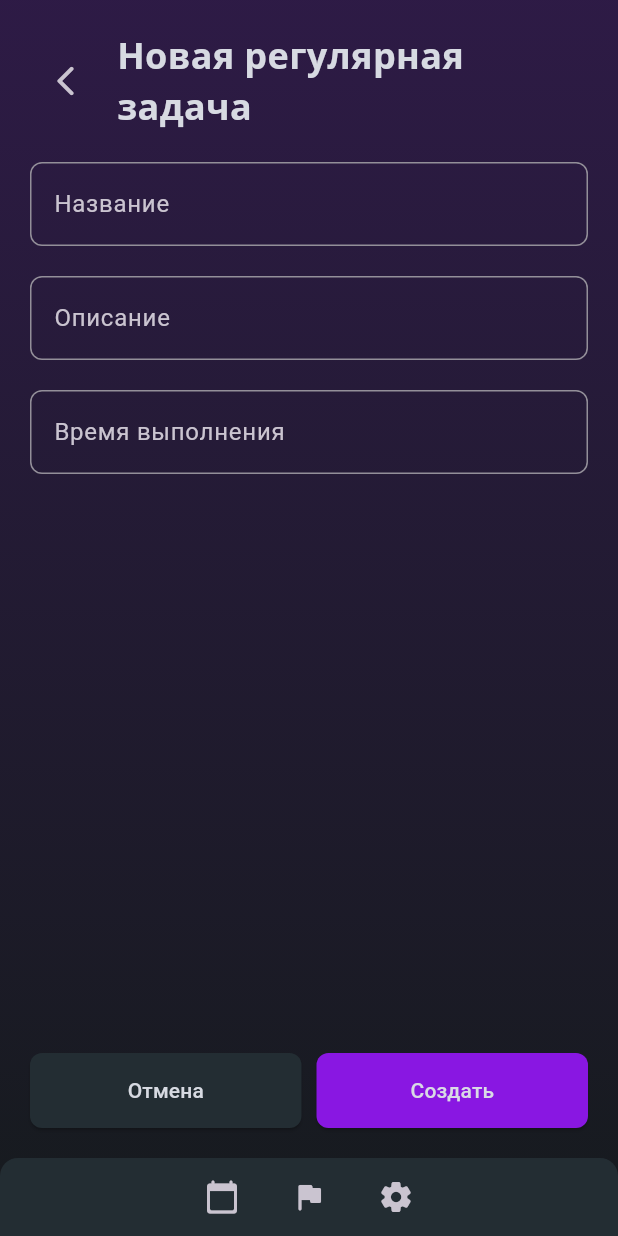
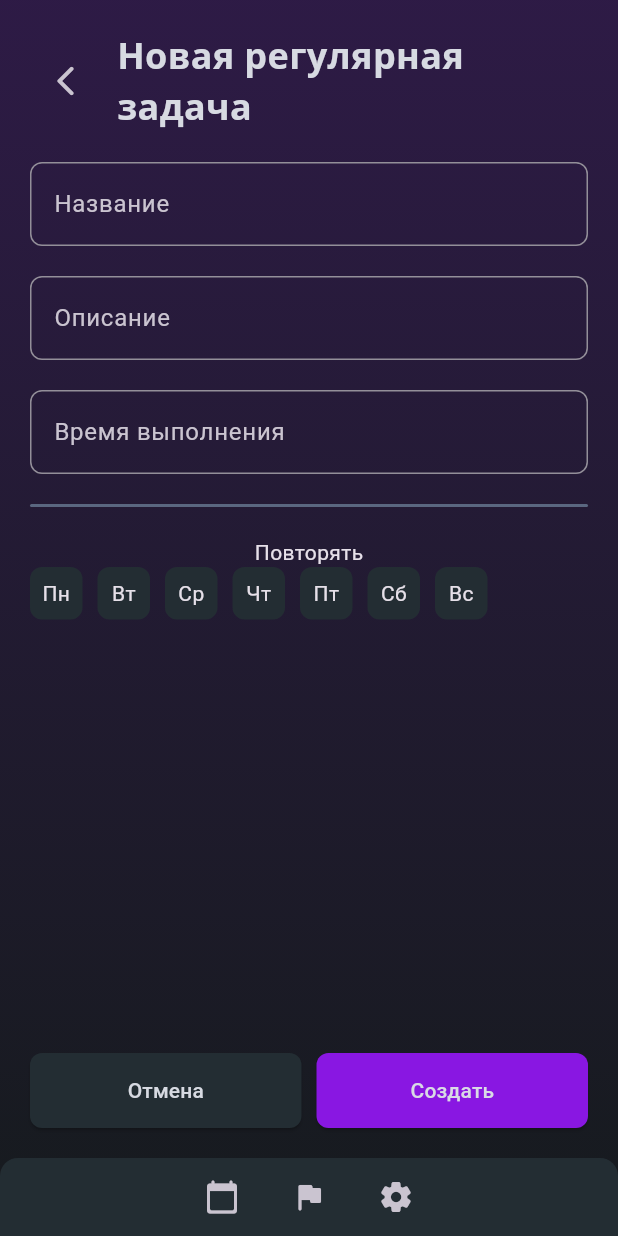
Before and after one commit to toastmanager/lifebeat, a Flutter app: the screen it shows after launch, on a phone screen of 412 x 824 dp. Run offline on Flutter 3.47's test engine with Material 3 defaults, Android fonts, the phone set to English and light mode, and no system bars; our stand-ins replace file_picker, flutter_datetime_picker_plus, google_fonts, permission_handler, shared_preferences, sqflite and 1 more; missing offline and left inert: window_manager; accounts and stored records are empty.

Commit message:
working weekDayButtons

```diff
--- /dev/null
+++ b/lib/components/horizontal_divider.dart
@@ -0,0 +1,19 @@
+import 'package:flutter/material.dart';
+import 'package:lifebeat/scripts/vars.dart';
+
+class HorizontalDivider extends StatelessWidget {
+  const HorizontalDivider({super.key});
+
+  @override
+  Widget build(BuildContext context) {
+    return Expanded(
+      child: Container(
+        height: 2,
+        decoration: BoxDecoration(
+          color: AppColors.lightBlue,
+          borderRadius: BorderRadius.circular(9),
+        ),
+      ),
+    );
+  }
+}
--- a/lib/pages/new_task_goal_page.dart
+++ b/lib/pages/new_task_goal_page.dart
@@ -1,4 +1,5 @@
 import 'package:flutter/material.dart';
+import 'package:lifebeat/components/horizontal_divider.dart';
 import 'package:lifebeat/scripts/database/database.dart';
 import 'package:lifebeat/scripts/regular_task_funcs.dart';
 import 'package:lifebeat/scripts/task_funcs.dart';
@@ -317,10 +318,31 @@ class _NewRegularTaskPageState extends _NewItemPageState<NewRegularTaskPage> {
   DateTime? endTime;
 
   var timeFieldController = TextEditingController();
+  List<String> weekDaysList = [];
 
   void addRegularTask() async {
-    await DBHelper.addRegularTask('name', 'description', '00:00', '01:00',
-        weekDays: [WeekDays.mon]);
+    await DBHelper.addRegularTask(name.text, description.text, timeFieldController.text.substring(0,5), timeFieldController.text.substring(8,13),
+        weekDays: weekDaysList);
+  }
+
+  Row weekDaysButtons() {
+    return Row(
+      children: [
+        WeekDayButton(weekDay: "Пн", onActive: () => weekDaysList.add(WeekDays.mon), onUnactive: () => weekDaysList.remove(WeekDays.mon)),
+        const SizedBox(width: 10),
+        WeekDayButton(weekDay: "Вт", onActive: () => weekDaysList.add(WeekDays.tue), onUnactive: () => weekDaysList.remove(WeekDays.tue)),
+        const SizedBox(width: 10),
+        WeekDayButton(weekDay: "Cр", onActive: () => weekDaysList.add(WeekDays.wed), onUnactive: () => weekDaysList.remove(WeekDays.wed)),
+        const SizedBox(width: 10),
+        WeekDayButton(weekDay: "Чт", onActive: () => weekDaysList.add(WeekDays.thu), onUnactive: () => weekDaysList.remove(WeekDays.thu)),
+        const SizedBox(width: 10),
+        WeekDayButton(weekDay: "Пт", onActive: () => weekDaysList.add(WeekDays.fri), onUnactive: () => weekDaysList.remove(WeekDays.fri)),
+        const SizedBox(width: 10),
+        WeekDayButton(weekDay: "Сб", onActive: () => weekDaysList.add(WeekDays.sat), onUnactive: () => weekDaysList.remove(WeekDays.sat)),
+        const SizedBox(width: 10),
+        WeekDayButton(weekDay: "Вс", onActive: () => weekDaysList.add(WeekDays.sun), onUnactive: () => weekDaysList.remove(WeekDays.sun)),
+      ],
+    );
   }
 
   @override
@@ -335,9 +357,65 @@ class _NewRegularTaskPageState extends _NewItemPageState<NewRegularTaskPage> {
           SizedBox(height: widget.gap),
           TimeField(controller: timeFieldController,),
           SizedBox(height: widget.gap),
+          const Row(
+            children: [
+              HorizontalDivider(),
+            ],
+          ),
+          SizedBox(height: widget.gap),
+          const Text('Повторять'),
+          weekDaysButtons(),
           const Spacer(),
           buttons(context, () => addRegularTask()),
         ],
+      ),
+    );
+  }
+}
+
+class WeekDayButton extends StatefulWidget {
+  const WeekDayButton({super.key, required this.weekDay, required this.onActive, required this.onUnactive});
+
+  final String weekDay;
+  // final String value;
+  final Function() onActive;
+  final Function() onUnactive;
+
+  @override
+  State<WeekDayButton> createState() => _WeekDayButtonState();
+}
+
+class _WeekDayButtonState extends State<WeekDayButton> {
+  bool isChoosed = false;
+  Color color = AppColors.grayBlueLight;
+  @override
+  Widget build(BuildContext context) {
+    void onTap() {
+      if (!isChoosed) {
+        setState(() {
+          isChoosed = true;
+          color = AppColors.purple;
+          widget.onActive();
+        });
+      } else {
+        setState(() {
+          isChoosed = false;
+          color = AppColors.grayBlueLight;
+          widget.onUnactive();
+        });
+      }
+    }
+    return InkWell(
+      onTap: onTap,
+      borderRadius: BorderRadius.circular(8),
+      child: Container(
+        height: 35,
+        width: 35,
+        decoration: BoxDecoration(
+          borderRadius: BorderRadius.circular(8),
+          color: color,
+        ),
+        child: Center(child: Text(widget.weekDay))
       ),
     );
   }
```
Also changed, not shown: lib/pages/schedule_page.dart (+3 -15 lines).
